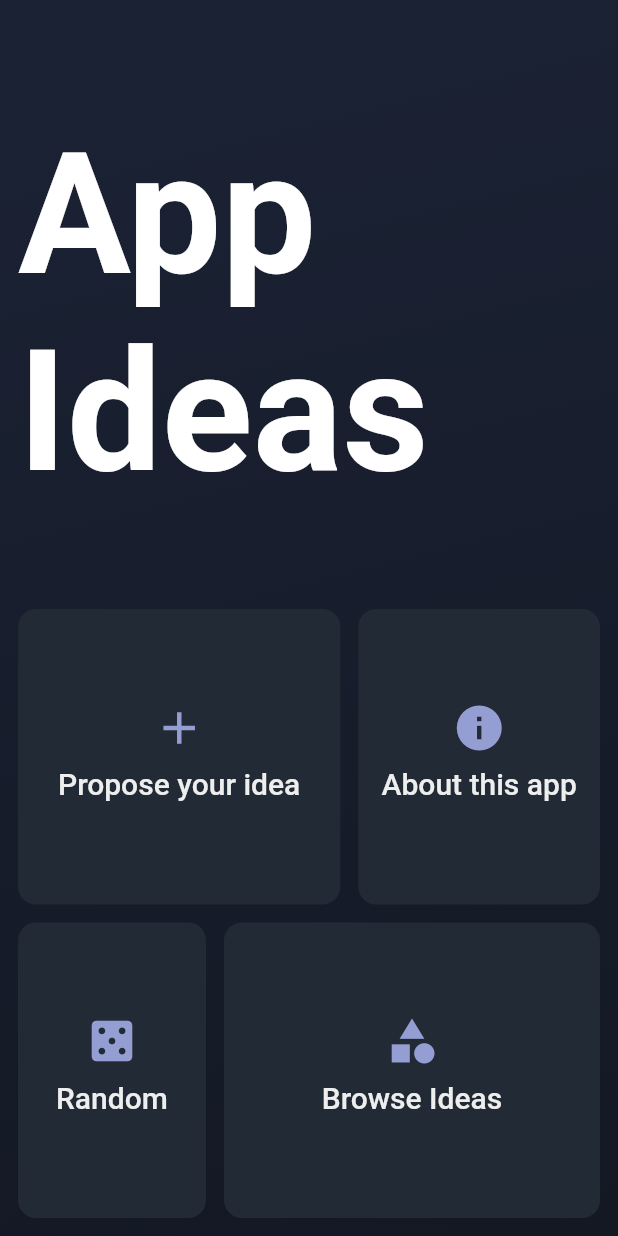
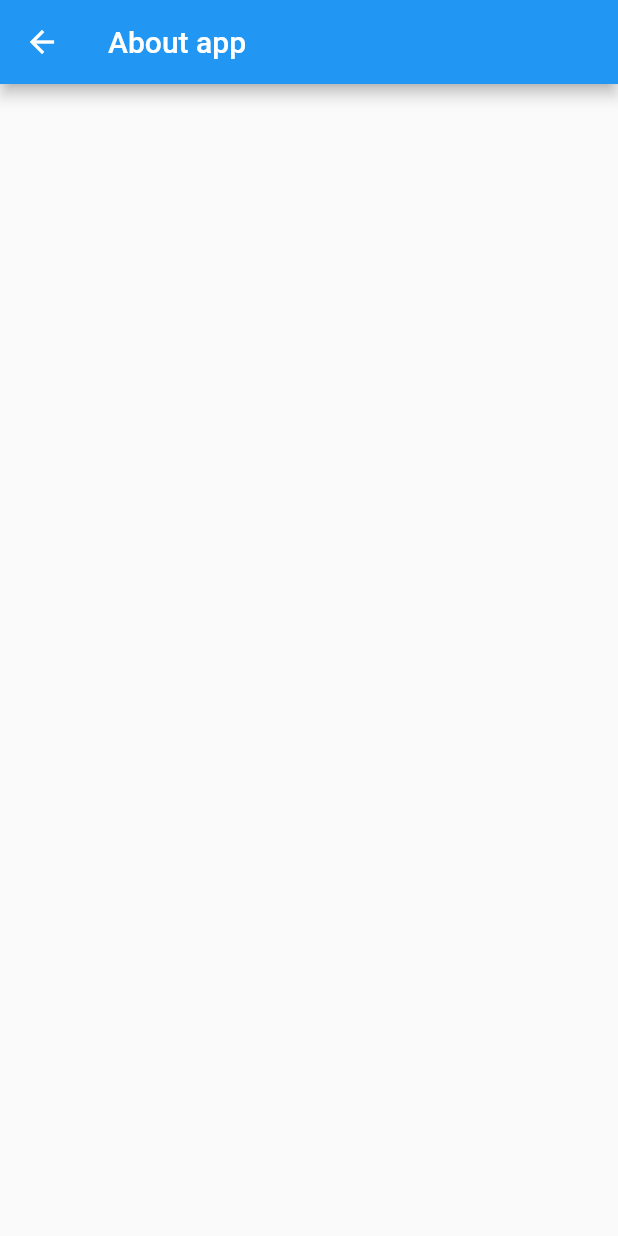
Before and after one commit to mivoligo/app_ideas, a Flutter app: the screen it shows after launch, after a tap on "About this app", on a phone screen of 412 x 824 dp. Run offline on Flutter 3.47's test engine with Material 2 defaults, Android fonts, the phone set to English and light mode, and no system bars; our stand-ins replace bloc, equatable, flutter_bloc.

Commit message:
Add about app page

```diff
--- /dev/null
+++ b/lib/about_app/about_app.page.dart
@@ -0,0 +1,14 @@
+import 'package:flutter/material.dart';
+
+class AboutAppPage extends StatelessWidget {
+  const AboutAppPage({Key? key}) : super(key: key);
+
+  @override
+  Widget build(BuildContext context) {
+    return Scaffold(
+      appBar: AppBar(
+        title: const Text('About app'),
+      ),
+    );
+  }
+}
--- a/lib/home/view/home_page.dart
+++ b/lib/home/view/home_page.dart
@@ -1,3 +1,4 @@
+import 'package:app_ideas/about_app/about_app.page.dart';
 import 'package:app_ideas/home/view/widgets/widgets.dart';
 import 'package:app_ideas/ideas/ideas.dart';
 import 'package:app_ideas/new_idea/new_idea.dart';
@@ -56,7 +57,10 @@ class HomePage extends StatelessWidget {
                       child: ClickableCard(
                         title: 'About this app',
                         icon: Icons.info,
-                        onTap: () {},
+                        onTap: () =>
+                            Navigator.of(context).push(MaterialPageRoute(
+                          builder: (context) => const AboutAppPage(),
+                        )),
                       ),
                     ),
                   ],
```
